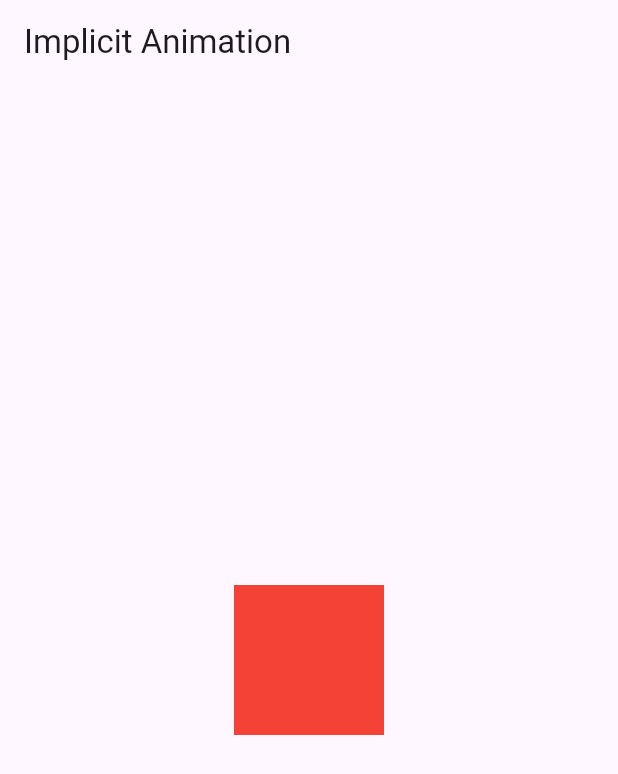
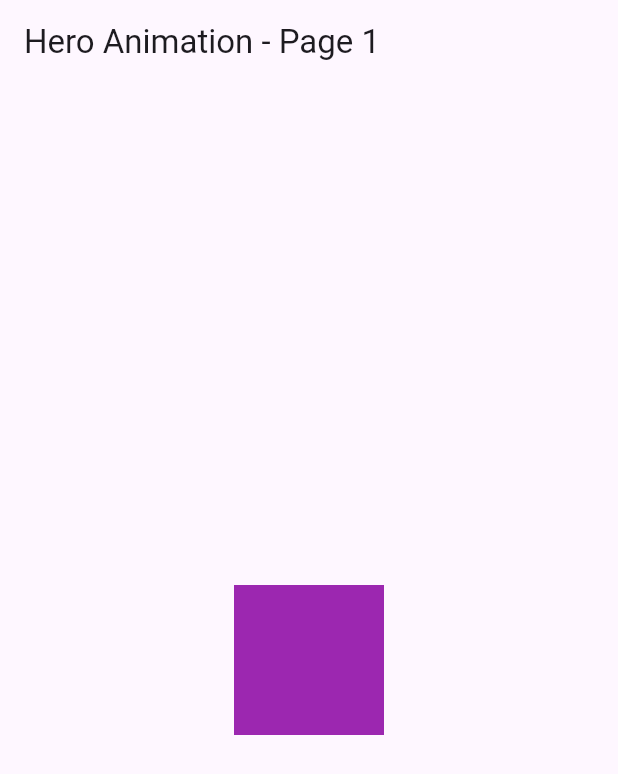
Before and after one commit to HassanTeslim007/animation_lessons, a Flutter app: the screen it shows after launch, on a phone screen of 412 x 824 dp. Shown: the top 774 px of the screen. Run offline on Flutter 3.47's test engine with Material 3 defaults, Android fonts, the phone set to English and light mode, and no system bars.

Commit message:
implement Hero animations between two pages

```diff
--- a/lib/main.dart
+++ b/lib/main.dart
@@ -1,43 +1,48 @@
 import 'package:flutter/material.dart';
 
-void main() => runApp(MaterialApp(home: ImplicitAnimationExample()));
+void main() => runApp(MaterialApp(home: HeroFirstPage()));
 
-// Implicit Animation
-//Definition: Implicit animations are animations that automatically animate changes to properties of a widget without requiring explicit animation controllers or tweens. They are simpler to implement and are useful for straightforward transitions.
+//Hero animations automatically animate a widget from one screen to another when it's shared between routes using a Hero widget with the same tag.
 
-// Example: AnimatedContainer, AnimatedOpacity, AnimatedPadding, etc.
 
-//Code Example:
-// This example demonstrates an AnimatedContainer that changes its size and color when tapped.
-
-class ImplicitAnimationExample extends StatefulWidget {
-  const ImplicitAnimationExample({super.key});
-
-  @override
-  ImplicitAnimationExampleState createState() => ImplicitAnimationExampleState();
-}
-
-class ImplicitAnimationExampleState extends State<ImplicitAnimationExample> {
-  bool _toggled = false;
+class HeroFirstPage extends StatelessWidget {
+  const HeroFirstPage({super.key});
 
   @override
   Widget build(BuildContext context) {
     return Scaffold(
-      appBar: AppBar(title: Text("Implicit Animation")),
+      appBar: AppBar(title: Text("Hero Animation - Page 1")),
       body: Center(
         child: GestureDetector(
           onTap: () {
-            setState(() => _toggled = !_toggled);
+            Navigator.push(
+              context,
+              MaterialPageRoute(builder: (_) => HeroSecondPage()),
+            );
           },
-          child: AnimatedContainer(
-            duration: Duration(seconds: 1),
-            curve: Curves.easeInOut,
-            width: _toggled ? 200 : 100,
-            height: _toggled ? 200 : 100,
-            color: _toggled ? Colors.blue : Colors.red,
+          child: Hero(
+            tag: 'heroBox',
+            child: Container(width: 100, height: 100, color: Colors.purple),
           ),
         ),
       ),
     );
   }
 }
+
+class HeroSecondPage extends StatelessWidget {
+  const HeroSecondPage({super.key});
+
+  @override
+  Widget build(BuildContext context) {
+    return Scaffold(
+      appBar: AppBar(title: Text("Hero Animation - Page 2")),
+      body: Center(
+        child: Hero(
+          tag: 'heroBox',
+          child: Container(width: 300, height: 300, color: Colors.red),
+        ),
+      ),
+    );
+  }
+}
```
